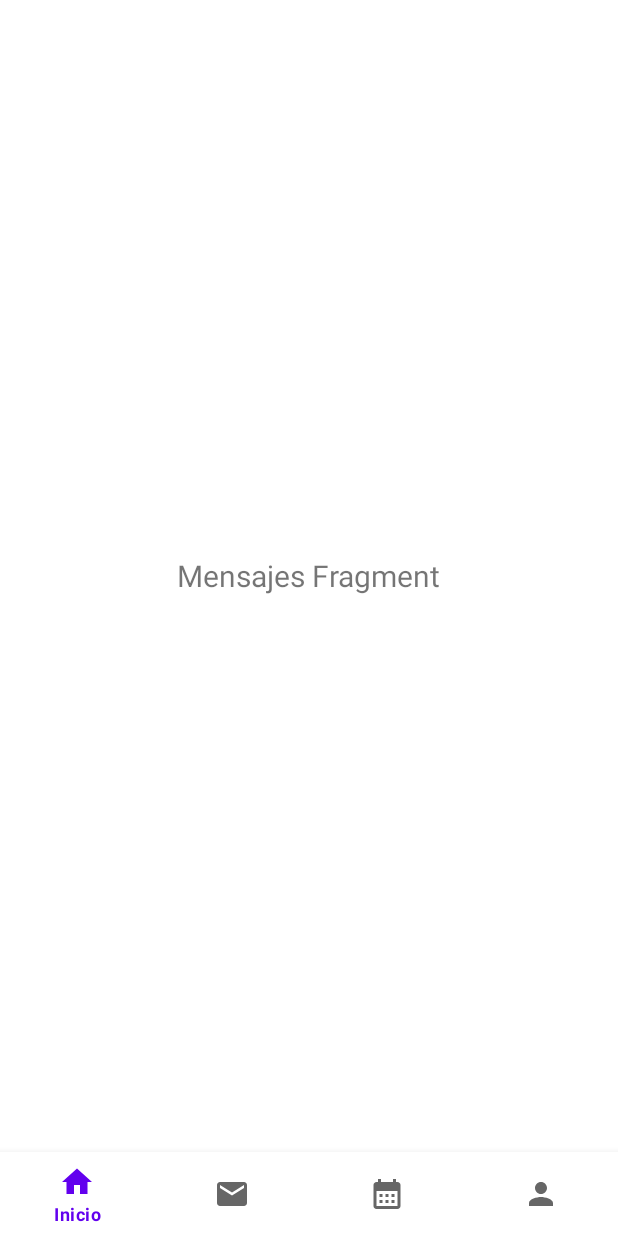
After one commit to VISOSO2403/Estetica-Canina, an Android app: the fragment MessagesFragment placed in its activity, on a phone screen of 412 x 824 dp. The commit adds this screen. Run offline under Robolectric (Android 15) with nearby library versions, the phone set to English and light mode, and no system bars.

Commit message:
Menu funcional con fragments respectivos

```diff
--- /dev/null
+++ b/app/src/main/java/com/example/esteticacanina/CalenderFragment.java
@@ -0,0 +1,18 @@
+package com.example.esteticacanina;
+
+import android.os.Bundle;
+
+import androidx.fragment.app.Fragment;
+
+import android.view.LayoutInflater;
+import android.view.View;
+import android.view.ViewGroup;
+
+public class CalenderFragment extends Fragment {
+
+    @Override
+    public View onCreateView(LayoutInflater inflater, ViewGroup container,
+                             Bundle savedInstanceState) {
+        return inflater.inflate(R.layout.fragment_calender, container, false);
+    }
+}
--- /dev/null
+++ b/app/src/main/java/com/example/esteticacanina/HomeFragment.java
@@ -0,0 +1,21 @@
+package com.example.esteticacanina;
+
+import android.os.Bundle;
+
+import androidx.fragment.app.Fragment;
+
+import android.view.LayoutInflater;
+import android.view.View;
+import android.view.ViewGroup;
+
+import com.google.android.material.bottomnavigation.BottomNavigationView;
+
+
+public class HomeFragment extends Fragment {
+
+    @Override
+    public View onCreateView(LayoutInflater inflater, ViewGroup container,
+                             Bundle savedInstanceState) {
+        return inflater.inflate(R.layout.fragment_home, container, false);
+    }
+}
--- a/app/src/main/java/com/example/esteticacanina/MainActivity.java
+++ b/app/src/main/java/com/example/esteticacanina/MainActivity.java
@@ -33,7 +33,7 @@ public class MainActivity extends AppCompatActivity {
         new Handler().postDelayed(new Runnable() {
             @Override
             public void run() {
-                Intent i = new Intent(MainActivity.this, LoginActivity.class);
+                Intent i = new Intent(MainActivity.this, MenuActivity.class);
                 startActivity(i);
                 finish();
             }
--- /dev/null
+++ b/app/src/main/java/com/example/esteticacanina/MenuActivity.java
@@ -0,0 +1,54 @@
+package com.example.esteticacanina;
+
+import androidx.annotation.NonNull;
+import androidx.appcompat.app.AppCompatActivity;
+
+import android.os.Bundle;
+import android.view.MenuItem;
+
+import com.google.android.material.bottomnavigation.BottomNavigationView;
+import com.google.android.material.navigation.NavigationBarView;
+
+public class MenuActivity extends AppCompatActivity {
+
+    BottomNavigationView bottomNavigationView;
+
+    HomeFragment homeFragment = new HomeFragment();
+    MessagesFragment messagesFragment = new MessagesFragment();
+    CalenderFragment calenderFragment = new CalenderFragment();
+    UserFragment userFragment = new UserFragment();
+
+
+    @Override
+    protected void onCreate(Bundle savedInstanceState) {
+        super.onCreate(savedInstanceState);
+        setContentView(R.layout.activity_menu);
+
+        bottomNavigationView = findViewById(R.id.bottom_navigation);
+
+        getSupportFragmentManager().beginTransaction().replace(R.id.contenedor, homeFragment).commit();
+
+        bottomNavigationView.setOnItemSelectedListener(new NavigationBarView.OnItemSelectedListener() {
+            @Override
+            public boolean onNavigationItemSelected(MenuItem item) {
+                switch (item.getItemId()) {
+                    case R.id.inicio:
+                        getSupportFragmentManager().beginTransaction().replace(R.id.contenedor, homeFragment).commit();
+                        return true;
+                    case R.id.mensaje:
+                        getSupportFragmentManager().beginTransaction().replace(R.id.contenedor, messagesFragment).commit();
+                        return true;
+                    case R.id.calendario:
+                        getSupportFragmentManager().beginTransaction().replace(R.id.contenedor, calenderFragment).commit();
+                        return true;
+                    case R.id.perfil:
+                        getSupportFragmentManager().beginTransaction().replace(R.id.contenedor, userFragment).commit();
+                        return true;
+                }
+
+
+                return false;
+            }
+        });
+    }
+}
--- /dev/null
+++ b/app/src/main/java/com/example/esteticacanina/MessagesFragment.java
@@ -0,0 +1,18 @@
+package com.example.esteticacanina;
+
+import android.os.Bundle;
+
+import androidx.fragment.app.Fragment;
+
+import android.view.LayoutInflater;
+import android.view.View;
+import android.view.ViewGroup;
+
+public class MessagesFragment extends Fragment {
+
+    @Override
+    public View onCreateView(LayoutInflater inflater, ViewGroup container,
+                             Bundle savedInstanceState) {
+        return inflater.inflate(R.layout.fragment_messages, container, false);
+    }
+}
--- /dev/null
+++ b/app/src/main/java/com/example/esteticacanina/UserFragment.java
@@ -0,0 +1,19 @@
+package com.example.esteticacanina;
+
+import android.os.Bundle;
+
+import androidx.fragment.app.Fragment;
+
+import android.view.LayoutInflater;
+import android.view.View;
+import android.view.ViewGroup;
+
+
+public class UserFragment extends Fragment {
+
+    @Override
+    public View onCreateView(LayoutInflater inflater, ViewGroup container,
+                             Bundle savedInstanceState) {
+        return inflater.inflate(R.layout.fragment_user, container, false);
+    }
+}
--- /dev/null
+++ b/app/src/main/res/drawable/calender_icon.xml
@@ -0,0 +1,5 @@
+<vector android:height="24dp" android:tint="#000000"
+    android:viewportHeight="24" android:viewportWidth="24"
+    android:width="24dp" xmlns:android="http://schemas.android.com/apk/res/android">
+    <path android:fillColor="@android:color/white" android:pathData="M19,4h-1V2h-2v2H8V2H6v2H5C3.89,4 3.01,4.9 3.01,6L3,20c0,1.1 0.89,2 2,2h14c1.1,0 2,-0.9 2,-2V6C21,4.9 20.1,4 19,4zM19,20H5V10h14V20zM9,14H7v-2h2V14zM13,14h-2v-2h2V14zM17,14h-2v-2h2V14zM9,18H7v-2h2V18zM13,18h-2v-2h2V18zM17,18h-2v-2h2V18z"/>
+</vector>
--- /dev/null
+++ b/app/src/main/res/drawable/email_icon.xml
@@ -0,0 +1,5 @@
+<vector android:height="24dp" android:tint="#000000"
+    android:viewportHeight="24" android:viewportWidth="24"
+    android:width="24dp" xmlns:android="http://schemas.android.com/apk/res/android">
+    <path android:fillColor="@android:color/white" android:pathData="M20,4L4,4c-1.1,0 -1.99,0.9 -1.99,2L2,18c0,1.1 0.9,2 2,2h16c1.1,0 2,-0.9 2,-2L22,6c0,-1.1 -0.9,-2 -2,-2zM20,8l-8,5 -8,-5L4,6l8,5 8,-5v2z"/>
+</vector>
--- /dev/null
+++ b/app/src/main/res/drawable/home_icon.xml
@@ -0,0 +1,5 @@
+<vector android:height="24dp" android:tint="#000000"
+    android:viewportHeight="24" android:viewportWidth="24"
+    android:width="24dp" xmlns:android="http://schemas.android.com/apk/res/android">
+    <path android:fillColor="@android:color/white" android:pathData="M10,20v-6h4v6h5v-8h3L12,3 2,12h3v8z"/>
+</vector>
--- /dev/null
+++ b/app/src/main/res/drawable/person_icon.xml
@@ -0,0 +1,5 @@
+<vector android:height="24dp" android:tint="#000000"
+    android:viewportHeight="24" android:viewportWidth="24"
+    android:width="24dp" xmlns:android="http://schemas.android.com/apk/res/android">
+    <path android:fillColor="@android:color/white" android:pathData="M12,12c2.21,0 4,-1.79 4,-4s-1.79,-4 -4,-4 -4,1.79 -4,4 1.79,4 4,4zM12,14c-2.67,0 -8,1.34 -8,4v2h16v-2c0,-2.66 -5.33,-4 -8,-4z"/>
+</vector>
--- /dev/null
+++ b/app/src/main/res/layout/activity_menu.xml
@@ -0,0 +1,22 @@
+<?xml version="1.0" encoding="utf-8"?>
+<RelativeLayout xmlns:android="http://schemas.android.com/apk/res/android"
+    xmlns:app="http://schemas.android.com/apk/res-auto"
+    xmlns:tools="http://schemas.android.com/tools"
+    android:layout_width="match_parent"
+    android:layout_height="match_parent"
+    tools:context=".MenuActivity">
+
+    <FrameLayout
+        android:layout_width="match_parent"
+        android:layout_height="match_parent"
+        android:id="@+id/contenedor"
+        android:layout_above="@+id/bottom_navigation" />
+
+    <com.google.android.material.bottomnavigation.BottomNavigationView
+        android:layout_width="match_parent"
+        android:layout_height="wrap_content"
+        android:id="@+id/bottom_navigation"
+        android:layout_alignParentBottom="true"
+        app:menu="@menu/button_nav_menu"/>
+
+</RelativeLayout>
--- /dev/null
+++ b/app/src/main/res/layout/fragment_messages.xml
@@ -0,0 +1,16 @@
+<?xml version="1.0" encoding="utf-8"?>
+<RelativeLayout xmlns:android="http://schemas.android.com/apk/res/android"
+    xmlns:tools="http://schemas.android.com/tools"
+    android:layout_width="match_parent"
+    android:layout_height="match_parent"
+    tools:context=".MessagesFragment">
+
+    <!-- TODO: Update blank fragment layout -->
+    <TextView
+        android:layout_width="wrap_content"
+        android:layout_height="wrap_content"
+        android:textSize="20dp"
+        android:layout_centerInParent="true"
+        android:text="Mensajes Fragment" />
+
+</RelativeLayout>
--- /dev/null
+++ b/app/src/main/res/menu/button_nav_menu.xml
@@ -0,0 +1,20 @@
+<?xml version="1.0" encoding="utf-8"?>
+<menu xmlns:android="http://schemas.android.com/apk/res/android">
+
+    <item android:id="@+id/inicio"
+        android:title="Inicio"
+        android:icon="@drawable/home_icon" />
+
+    <item android:id="@+id/mensaje"
+        android:title="Mensaje"
+        android:icon="@drawable/email_icon" />
+
+    <item android:id="@+id/calendario"
+        android:title="Calendario"
+        android:icon="@drawable/calender_icon" />
+
+    <item android:id="@+id/perfil"
+        android:title="Perfil"
+        android:icon="@drawable/person_icon" />
+
+</menu>
--- a/app/src/main/res/values/strings.xml
+++ b/app/src/main/res/values/strings.xml
@@ -1,3 +1,5 @@
 <resources>
     <string name="app_name">Estetica Canina</string>
+    <!-- TODO: Remove or change this placeholder text -->
+    <string name="hello_blank_fragment">Hello blank fragment</string>
 </resources>
```
Also changed, not shown: app/src/main/AndroidManifest.xml (+7 -0 lines), app/src/main/res/layout/fragment_calender.xml (added, +16 -0 lines), app/src/main/res/layout/fragment_home.xml (added, +16 -0 lines), app/src/main/res/layout/fragment_user.xml (added, +14 -0 lines).
